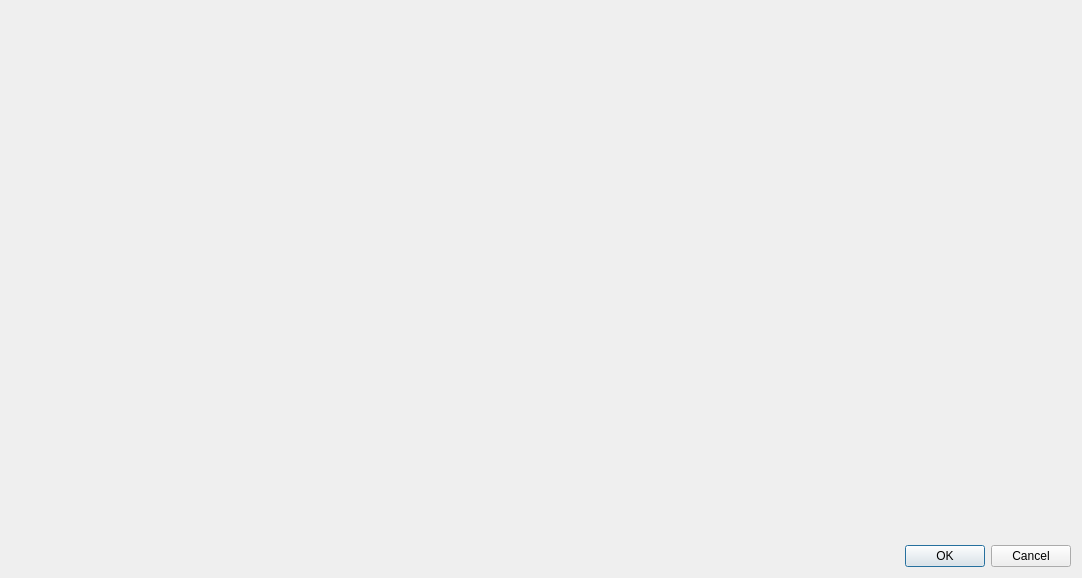
First picture: the form in src/gui/dbsettings/DatabaseSettingsDialog.ui, repository lhark/keepassxc, before the edit.
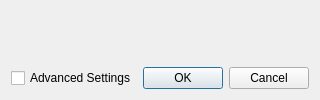
Second picture: the form after the edit. Custom widgets are drawn as their Qt base class.

Commit message: Replace ChangeMasterKeyWidget with DatabaseSettingsWidgetMasterKey

Diff of the .ui file:
```diff
--- a/src/gui/dbsettings/DatabaseSettingsDialog.ui
+++ b/src/gui/dbsettings/DatabaseSettingsDialog.ui
@@ -2,14 +2,6 @@
 <ui version="4.0">
  <class>DatabaseSettingsDialog</class>
  <widget class="QWidget" name="DatabaseSettingsDialog">
-  <property name="geometry">
-   <rect>
-    <x>0</x>
-    <y>0</y>
-    <width>1082</width>
-    <height>578</height>
-   </rect>
-  </property>
   <layout class="QVBoxLayout" name="verticalLayout" stretch="0,0">
    <item>
     <layout class="QHBoxLayout" name="horizontalLayout_2" stretch="0,1">
@@ -27,6 +19,13 @@
    </item>
    <item>
     <layout class="QHBoxLayout" name="horizontalLayout">
+     <item>
+      <widget class="QCheckBox" name="advancedSettingsToggle">
+       <property name="text">
+        <string>Advanced Settings</string>
+       </property>
+      </widget>
+     </item>
      <item>
       <widget class="QDialogButtonBox" name="buttonBox">
        <property name="standardButtons">
```
The commit also changes 14 other files.
